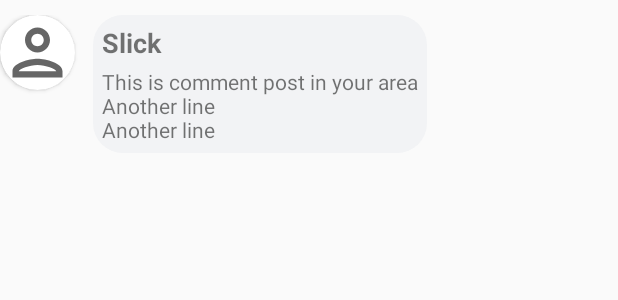
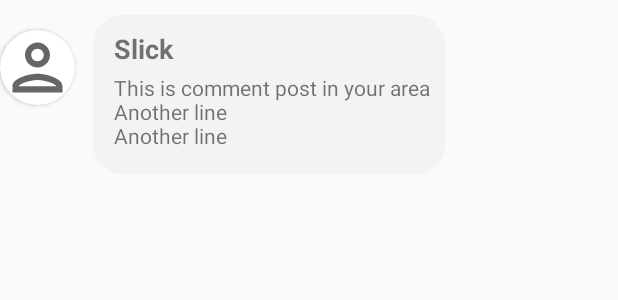
Before and after one commit to dao1299/ReviewCafe, an Android app: the layout item_comment.xml on its own in the app's theme, with its tools: preview values and no code run, on a phone screen of 412 x 824 dp. Shown: the top 300 px of the screen. Run offline under Robolectric (Android 15) with nearby library versions, the phone set to English and light mode, and no system bars.

```diff
--- a/app/src/main/res/layout/detail_post.xml
+++ b/app/src/main/res/layout/detail_post.xml
@@ -295,6 +295,7 @@
                     android:layout_height="wrap_content"
                     android:layout_marginStart="16dp"
                     android:layout_marginEnd="10dp"
+                    android:layout_marginBottom="10dp"
                     android:justificationMode="inter_word"
                     android:text="@string/tempcontent"
                     android:textSize="16sp" />
--- a/app/src/main/res/layout/item_comment.xml
+++ b/app/src/main/res/layout/item_comment.xml
@@ -11,6 +11,7 @@
         android:layout_width="50dp"
         android:layout_height="50dp"
         android:layout_marginEnd="12dp"
+        android:layout_marginTop="10dp"
         app:cardCornerRadius="25dp"
         >
         <ImageView
@@ -23,7 +24,10 @@
         android:layout_width="match_parent"
         android:layout_height="wrap_content"
         android:orientation="vertical"
-        android:padding="6dp"
+        android:paddingTop="10dp"
+        android:paddingEnd="10dp"
+        android:paddingStart="14dp"
+        android:paddingBottom="16dp"
         android:layout_marginBottom="10dp"
         android:background="@drawable/bg_comment_post"
         >
```
Also changed, not shown: app/src/main/java/com/example/reviewcafe/fragment/DetailPostFragment.java (+18 -1 lines).
